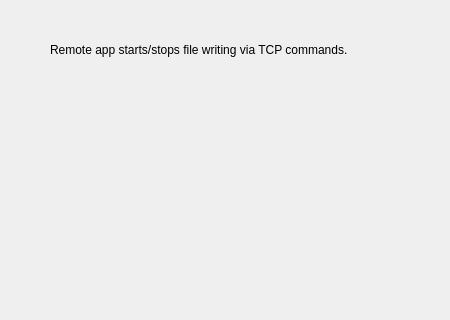
Old version of the form Forms/TrigTCPPanel.ui in the repository billkarsh/SpikeGLX; both pictures show x 0 to 450 and y 0 to 320 of the 450 by 460 pixel window.
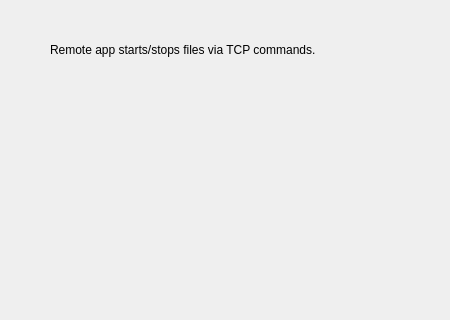
New version of the form.

Commit message: UI tweaks for large fonts

The edit to the form file:
```diff
--- a/Forms/TrigTCPPanel.ui
+++ b/Forms/TrigTCPPanel.ui
@@ -23,7 +23,7 @@
     </rect>
    </property>
    <property name="text">
-    <string>Remote app starts/stops file writing via TCP commands.</string>
+    <string>Remote app starts/stops files via TCP commands.</string>
    </property>
   </widget>
  </widget>
```
The commit also changes 4 other files.
